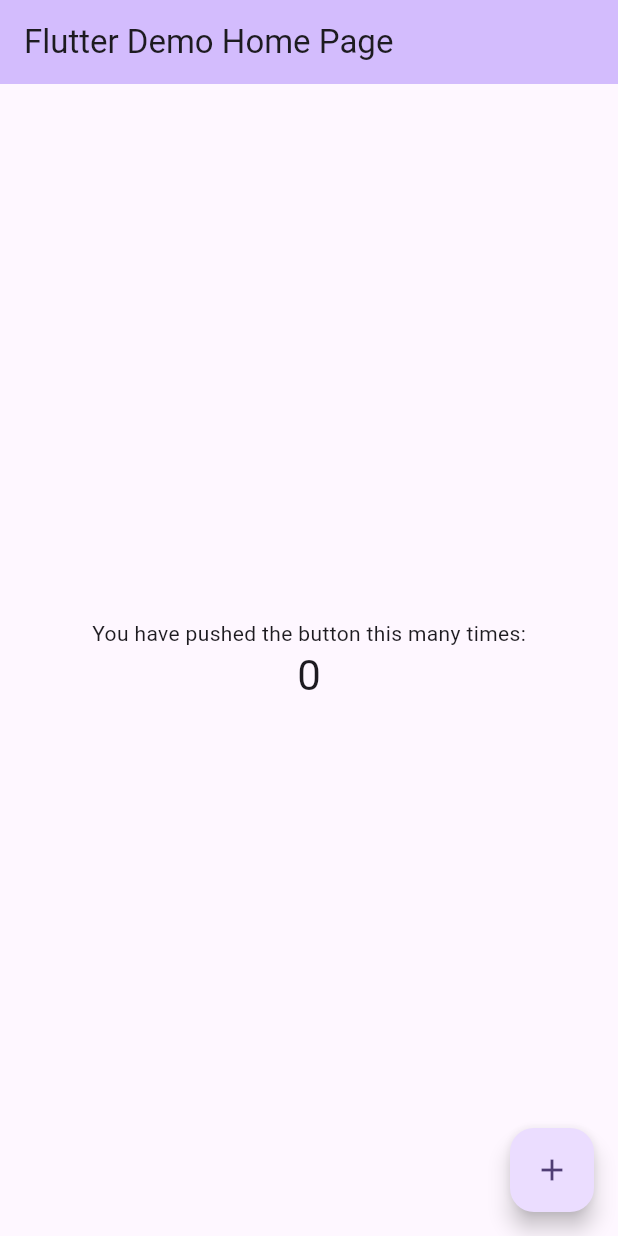
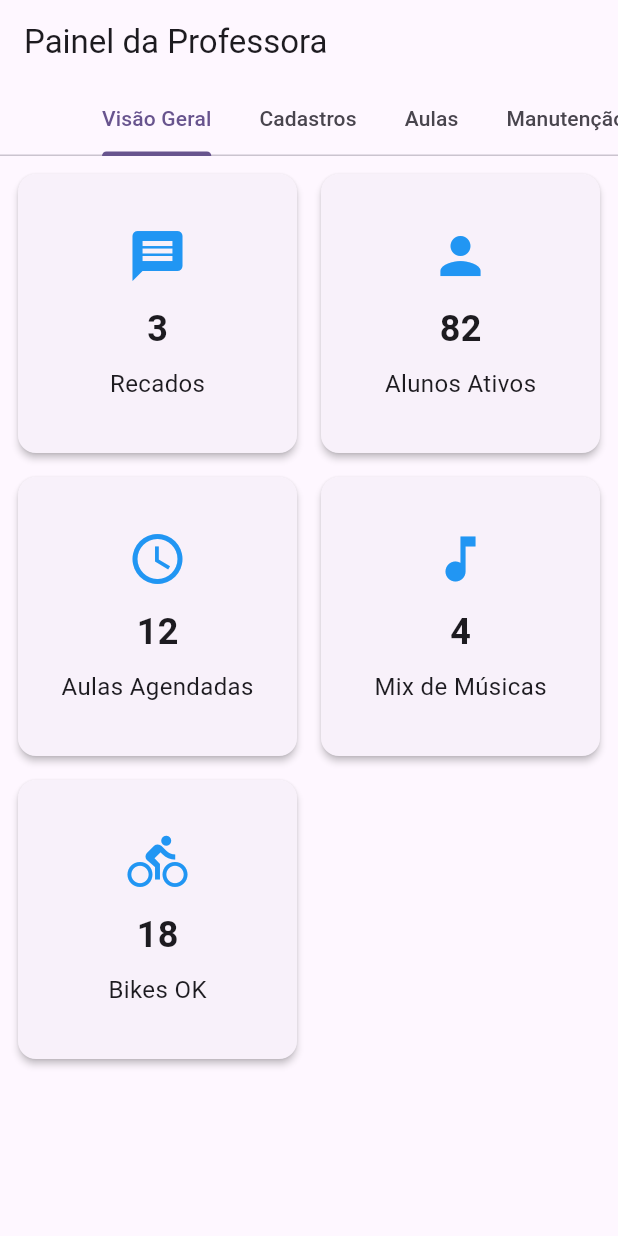
Before and after one commit to CS-PI-2025-Thread/spin_flow, a Flutter app: the screen it shows after launch, on a phone screen of 412 x 824 dp. Run offline on Flutter 3.47's test engine with Material 3 defaults, Android fonts, the phone set to English and light mode, and no system bars.

Commit message:
feat(cadastro): adição de cadastro simples

```diff
--- a/lib/main.dart
+++ b/lib/main.dart
@@ -1,4 +1,10 @@
 import 'package:flutter/material.dart';
+import 'package:spin_flow/presentation/screens/dashboard.dart';
+import 'package:spin_flow/presentation/screens/formclassroom.dart';
+import 'package:spin_flow/presentation/screens/formmanufacter.dart';
+import 'package:spin_flow/presentation/screens/formstudent.dart';
+import 'package:spin_flow/presentation/screens/formsupporttype.dart';
+import 'package:spin_flow/presentation/screens/formvideoaula.dart';
 
 void main() {
   runApp(const MyApp());
@@ -30,7 +36,14 @@ class MyApp extends StatelessWidget {
         // tested with just a hot reload.
         colorScheme: ColorScheme.fromSeed(seedColor: Colors.deepPurple),
       ),
-      home: const MyHomePage(title: 'Flutter Demo Home Page'),
+      routes: {
+        '/': (context) => const TelaDashboard(),
+        '/video-aula-cadastro': (context) => const VideoAulaCadastro(),
+        '/aluno-cadastro': (context) => const AlunoCadastro(),
+        '/fabricante-cadastro': (context) => const FabricanteCadastro(),
+        '/sala-cadastro': (context) => const SalaCadastro(),
+        '/tipo-manutencao-cadastro': (context) => const TipoManutencaoCadastro(),
+      },
     );
   }
 }
--- /dev/null
+++ b/lib/presentation/screens/dashboard.dart
@@ -0,0 +1,153 @@
+import 'package:flutter/material.dart';
+
+class TelaDashboard extends StatelessWidget {
+  const TelaDashboard({super.key});
+
+  @override
+  Widget build(BuildContext context) {
+    return DefaultTabController(
+      length: 5,
+      child: Scaffold(
+        appBar: AppBar(
+          title: const Text('Painel da Professora'),
+          bottom: const TabBar(
+            isScrollable: true,
+            tabs: [
+              Tab(text: 'Visão Geral'),
+              Tab(text: 'Cadastros'),
+              Tab(text: 'Aulas'),
+              Tab(text: 'Manutenção'),
+              Tab(text: 'Recados'),
+            ],
+          ),
+        ),
+        body: const TabBarView(
+          children: [
+            _VisaoGeral(),
+            _Cadastros(),
+            _AulasEAuloes(),
+            _Manutencao(),
+            _Recados(),
+          ],
+        ),
+      ),
+    );
+  }
+}
+
+// --- VISÃO GERAL ---
+class _VisaoGeral extends StatelessWidget {
+  const _VisaoGeral();
+
+  @override
+  Widget build(BuildContext context) {
+    final cards = [
+      _buildInfoCard(Icons.message, '3', 'Recados'),
+      _buildInfoCard(Icons.person, '82', 'Alunos Ativos'),
+      _buildInfoCard(Icons.schedule, '12', 'Aulas Agendadas'),
+      _buildInfoCard(Icons.music_note, '4', 'Mix de Músicas'),
+      _buildInfoCard(Icons.directions_bike, '18', 'Bikes OK'),
+    ];
+
+    return Padding(
+      padding: const EdgeInsets.all(8.0),
+      child: GridView.count(
+        crossAxisCount: 2,
+        crossAxisSpacing: 8,
+        mainAxisSpacing: 8,
+        children: cards,
+      ),
+    );
+  }
+
+  static Widget _buildInfoCard(IconData icon, String value, String label) {
+    return Card(
+      elevation: 2,
+      shape: RoundedRectangleBorder(borderRadius: BorderRadius.circular(12)),
+      child: Padding(
+        padding: const EdgeInsets.all(16),
+        child: Column(
+          mainAxisAlignment: MainAxisAlignment.center,
+          children: [
+            Icon(icon, size: 40, color: Colors.blue),
+            const SizedBox(height: 12),
+            Text(value, style: const TextStyle(fontSize: 24, fontWeight: FontWeight.bold)),
+            const SizedBox(height: 8),
+            Text(label, style: const TextStyle(fontSize: 16)),
+          ],
+        ),
+      ),
+    );
+  }
+}
+
+// --- ABA CADASTROS ---
+class _Cadastros extends StatelessWidget {
+  const _Cadastros();
+
+  @override
+  Widget build(BuildContext context) {
+    final cadastros = [
+       {'title': 'Vídeo Aula', 'route': '/video-aula-cadastro'},
+      {'title': 'Aluno', 'route': '/aluno-cadastro'},
+      {'title': 'Fabricante', 'route': '/fabricante-cadastro'},
+      {'title': 'Sala', 'route': '/sala-cadastro'},
+      {'title': 'Tipo Manutenção', 'route': '/tipo-manutencao-cadastro'},
+      {'title': 'Categoria Música', 'route': ''},
+      {'title': 'Banda Artista', 'route': ''},
+      {'title': 'Turma', 'route': ''},
+      {'title': 'Bike', 'route': ''},
+      {'title': 'Música', 'route': ''},
+      {'title': 'Mix Aula (Playlist)', 'route': ''},
+      {'title': 'Grupo Aluno', 'route': ''},
+    ];
+
+    return ListView.builder(
+      itemCount: cadastros.length,
+      itemBuilder: (context, index) {
+        final item = cadastros[index];
+        return _buildCadastroTile(context, item['title']!, item['route']!);
+      },
+    );
+  }
+
+  static Widget _buildCadastroTile(BuildContext context, String title, String route) {
+    return ListTile(
+      title: Text(title),
+      trailing: const Icon(Icons.arrow_forward_ios),
+      onTap: () {
+        if (route.isNotEmpty) {
+          Navigator.pushNamed(context, route);
+        }
+      },
+    );
+  }
+}
+
+// --- OUTRAS ABAS (esqueleto) ---
+class _AulasEAuloes extends StatelessWidget {
+  const _AulasEAuloes();
+
+  @override
+  Widget build(BuildContext context) {
+    return const Center(child: Text('Aulas e Aulões'));
+  }
+}
+
+class _Manutencao extends StatelessWidget {
+  const _Manutencao();
+
+  @override
+  Widget build(BuildContext context) {
+    return const Center(child: Text('Manutenção'));
+  }
+}
+
+class _Recados extends StatelessWidget {
+  const _Recados();
+
+  @override
+  Widget build(BuildContext context) {
+    return const Center(child: Text('Recados'));
+  }
+}
```
Also changed, not shown: lib/presentation/screens/formclassroom.dart (added, +95 -0 lines), lib/presentation/screens/formmanufacter.dart (added, +103 -0 lines), lib/presentation/screens/formstudent.dart (added, +147 -0 lines), lib/presentation/screens/formsupporttype.dart (added, +74 -0 lines), lib/presentation/screens/formvideoaula.dart (added, +59 -0 lines), pubspec.lock.
